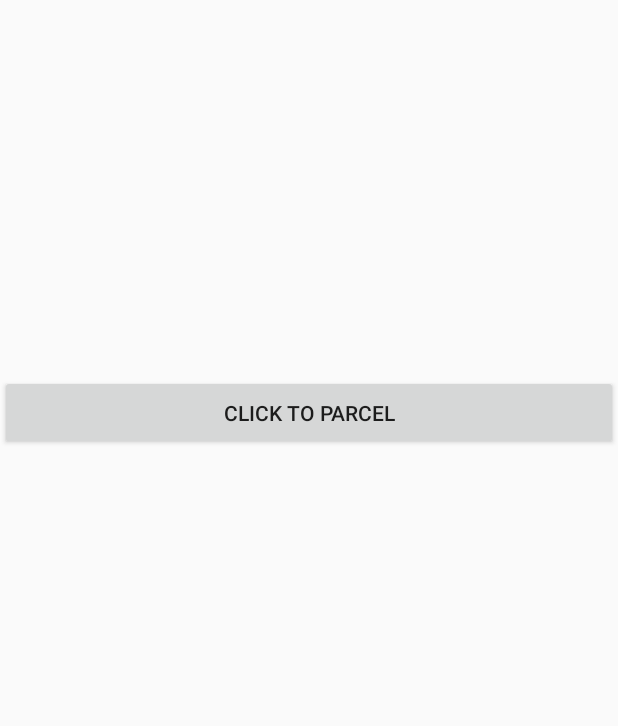
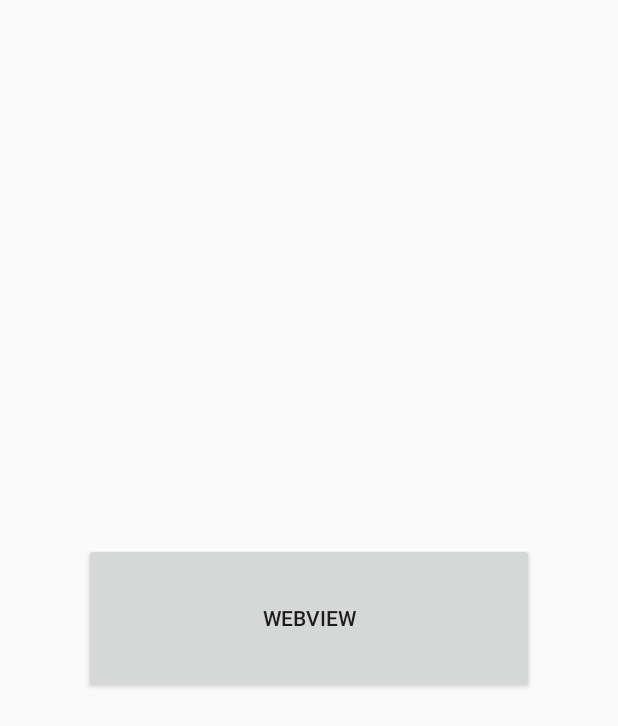
Before and after one commit to wizleysw/PlayGround, an Android app: the screen it shows after launch (ktBundleActivity before the commit, WebviewActivity after it), on a phone screen of 412 x 824 dp. Shown: the top 726 px of the screen. Run offline under Robolectric (Android 15) with nearby library versions, the phone set to English and light mode, and no system bars.

Commit message:
add Implicit Intent Call Examples for Call, Map, WebView
Reviewed by Wizley.
2020.06.16.

Activity can be spawned via implicit Intent.

```diff
--- a/app/src/main/AndroidManifest.xml
+++ b/app/src/main/AndroidManifest.xml
@@ -10,7 +10,7 @@
         android:supportsRtl="true"
         android:theme="@style/AppTheme">
         <activity
-            android:name=".components.activity.data.bundle.ktBundleActivity">
+            android:name=".components.activity.implicit.WebviewActivity">
             <intent-filter>
                 <action android:name="android.intent.action.MAIN" />
                 <category android:name="android.intent.category.LAUNCHER" />
@@ -29,7 +29,7 @@
             android:name=".components.activity.launchmode.SingleInstanceActivity"
             android:launchMode="singleInstance"/>
 
-        <activity android:name=".components.activity.activitymove.ktNavigateToActivity"/>
+        <activity android:name=".components.activity.explicit.ktNavigateToActivity"/>
     </application>
 
 </manifest>
--- a/app/src/main/java/wizley/android/playground/components/activity/activitymove/NavigateFromActivity.java
+++ b/app/src/main/java/wizley/android/playground/components/activity/explicit/NavigateFromActivity.java
@@ -1,4 +1,4 @@
-package wizley.android.playground.components.activity.activitymove;
+package wizley.android.playground.components.activity.explicit;
 
 import android.app.Activity;
 import android.content.Intent;
--- a/app/src/main/java/wizley/android/playground/components/activity/activitymove/NavigateToActivity.java
+++ b/app/src/main/java/wizley/android/playground/components/activity/explicit/NavigateToActivity.java
@@ -1,4 +1,4 @@
-package wizley.android.playground.components.activity.activitymove;
+package wizley.android.playground.components.activity.explicit;
 
 import android.app.Activity;
 import android.content.Intent;
--- /dev/null
+++ b/app/src/main/java/wizley/android/playground/components/activity/implicit/WebviewActivity.java
@@ -0,0 +1,37 @@
+package wizley.android.playground.components.activity.implicit;
+
+import android.app.Activity;
+import android.content.Intent;
+import android.net.Uri;
+import android.os.Bundle;
+import android.view.View;
+import android.widget.Button;
+
+import androidx.annotation.Nullable;
+
+import wizley.android.playground.R;
+
+public class WebviewActivity extends Activity implements View.OnClickListener {
+    private static String TAG = "WebviewActivity";
+
+    private Button button;
+
+    @Override
+    protected void onCreate(@Nullable Bundle savedInstanceState) {
+        super.onCreate(savedInstanceState);
+        setContentView(R.layout.activity_implicit);
+
+        button = (Button) findViewById(R.id.implicit_button);
+        button.setText("WebView");
+        button.setOnClickListener(this);
+    }
+
+    @Override
+    public void onClick(View v) {
+        if(v.getId() == R.id.implicit_button){
+            Uri webpage = Uri.parse("https://bughunting.kr");
+            Intent webIntent = new Intent(Intent.ACTION_VIEW, webpage);
+            startActivity(webIntent);
+        }
+    }
+}
--- a/app/src/main/kotlin/wizley/android/playground/components/activity/activitymove/ktNavigateFromActivity.kt
+++ b/app/src/main/kotlin/wizley/android/playground/components/activity/explicit/ktNavigateFromActivity.kt
@@ -1,4 +1,4 @@
-package wizley.android.playground.components.activity.activitymove
+package wizley.android.playground.components.activity.explicit
 
 import android.app.Activity
 import android.content.Intent
--- a/app/src/main/kotlin/wizley/android/playground/components/activity/activitymove/ktNavigateToActivity.kt
+++ b/app/src/main/kotlin/wizley/android/playground/components/activity/explicit/ktNavigateToActivity.kt
@@ -1,4 +1,4 @@
-package wizley.android.playground.components.activity.activitymove
+package wizley.android.playground.components.activity.explicit
 
 import android.app.Activity
 import android.content.Intent
--- /dev/null
+++ b/app/src/main/res/layout/activity_implicit.xml
@@ -0,0 +1,18 @@
+<?xml version="1.0" encoding="utf-8"?>
+<androidx.constraintlayout.widget.ConstraintLayout xmlns:android="http://schemas.android.com/apk/res/android"
+    xmlns:tools="http://schemas.android.com/tools"
+    android:layout_width="match_parent"
+    android:layout_height="match_parent"
+    xmlns:app="http://schemas.android.com/apk/res-auto">
+
+    <Button
+        android:id="@+id/implicit_button"
+        android:layout_width="300dp"
+        android:layout_height="100dp"
+        app:layout_constraintTop_toTopOf="parent"
+        app:layout_constraintBottom_toBottomOf="parent"
+        app:layout_constraintLeft_toLeftOf="parent"
+        app:layout_constraintRight_toRightOf="parent"
+        tools:ignore="MissingConstraints" />
+
+</androidx.constraintlayout.widget.ConstraintLayout>
```
Also changed, not shown: app/src/main/java/wizley/android/playground/components/activity/implicit/MapCallActivity.java (added, +37 -0 lines), app/src/main/java/wizley/android/playground/components/activity/implicit/PhoneCallActivity.java (added, +37 -0 lines), app/src/main/kotlin/wizley/android/playground/components/activity/implicit/ktMapCallActivity.kt (added, +34 -0 lines), app/src/main/kotlin/wizley/android/playground/components/activity/implicit/ktPhoneCallActivity.kt (added, +34 -0 lines), app/src/main/kotlin/wizley/android/playground/components/activity/implicit/ktWebviewActivity.kt (added, +34 -0 lines).
